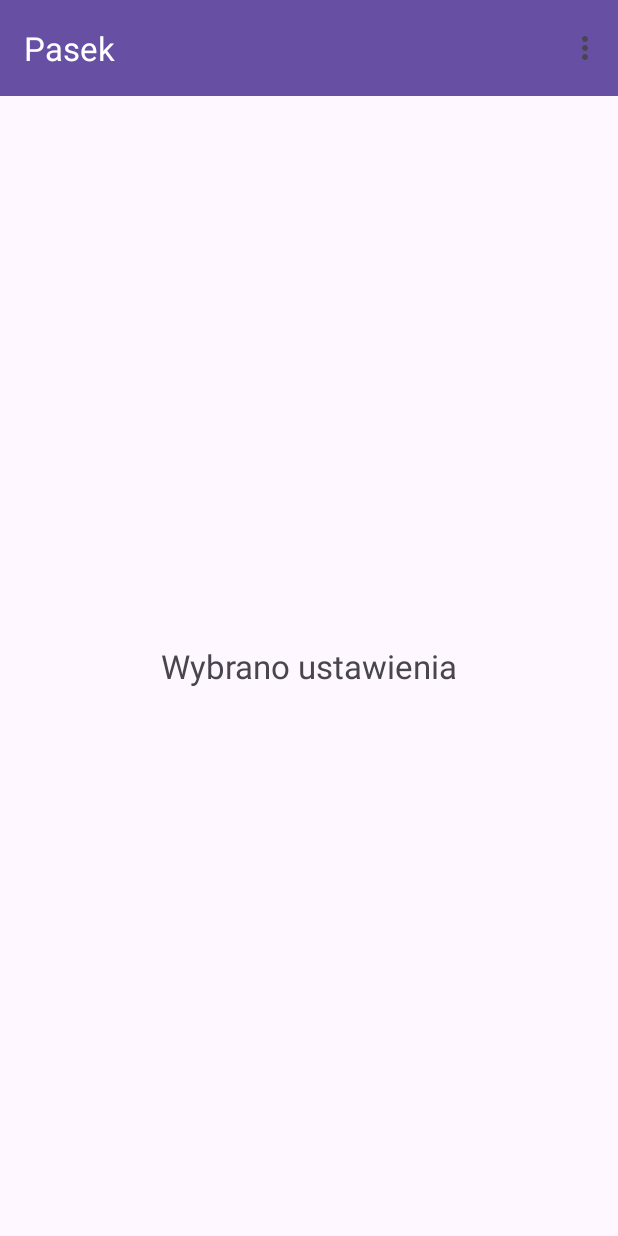
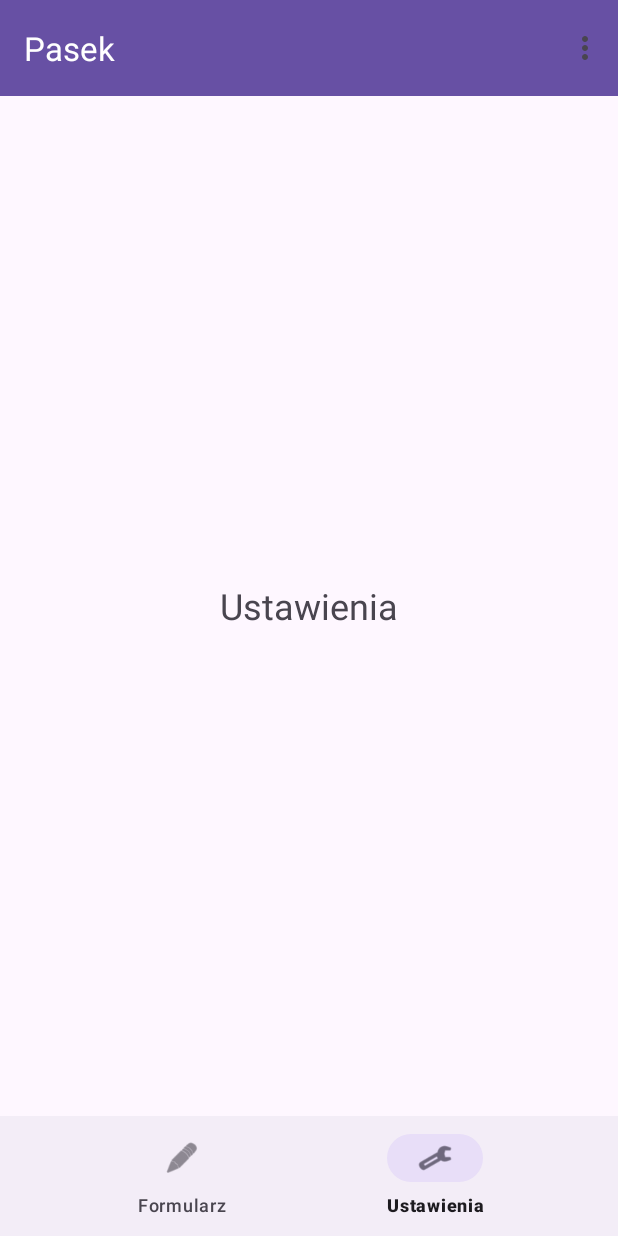
Before and after one commit to mateuszjankowski0502-dot/MenuZad1, an Android app: the screen it shows after launch (MainActivity), in the options menu, after a tap on "Ustawienia", on a phone screen of 412 x 824 dp. Run offline under Robolectric (Android 15) with nearby library versions, the phone set to English and light mode, and no system bars.

Commit message:
feat: nawigacja dolna z dwiema sekcjami

```diff
--- a/app/src/main/java/com/example/pasek/MainActivity.java
+++ b/app/src/main/java/com/example/pasek/MainActivity.java
@@ -5,10 +5,12 @@ import android.content.Intent;
 import android.os.Bundle;
 import android.view.Menu;
 import android.view.MenuItem;
-import android.widget.TextView;
+import android.view.View;
 
 import androidx.appcompat.app.AppCompatActivity;
 import androidx.appcompat.widget.Toolbar;
+
+import com.google.android.material.bottomnavigation.BottomNavigationView;
 
 public class MainActivity extends AppCompatActivity {
 
@@ -23,6 +25,30 @@ public class MainActivity extends AppCompatActivity {
         if (getSupportActionBar() != null) {
             getSupportActionBar().setTitle("Pasek");
         }
+
+        BottomNavigationView bottomNavigation =
+                findViewById(R.id.bottomNavigation);
+
+        View layoutForm = findViewById(R.id.layoutForm);
+        View layoutSettings = findViewById(R.id.layoutSettings);
+
+        bottomNavigation.setOnItemSelectedListener(item -> {
+
+            int id = item.getItemId();
+
+            if (id == R.id.nav_form) {
+                layoutForm.setVisibility(View.VISIBLE);
+                layoutSettings.setVisibility(View.GONE);
+                return true;
+
+            } else if (id == R.id.nav_settings) {
+                layoutForm.setVisibility(View.GONE);
+                layoutSettings.setVisibility(View.VISIBLE);
+                return true;
+            }
+
+            return false;
+        });
     }
 
     @Override
@@ -37,8 +63,9 @@ public class MainActivity extends AppCompatActivity {
         int id = item.getItemId();
 
         if (id == R.id.menu_settings) {
-            TextView txtMain = findViewById(R.id.txtMain);
-            txtMain.setText("Wybrano ustawienia");
+            BottomNavigationView bottomNavigation =
+                    findViewById(R.id.bottomNavigation);
+            bottomNavigation.setSelectedItemId(R.id.nav_settings);
             return true;
 
         } else if (id == R.id.menu_about) {
--- a/app/src/main/res/layout/activity_main.xml
+++ b/app/src/main/res/layout/activity_main.xml
@@ -13,12 +13,56 @@
         app:title="Pasek"
         app:titleTextColor="@android:color/white" />
 
-    <TextView
-        android:id="@+id/txtMain"
+    <FrameLayout
         android:layout_width="match_parent"
-        android:layout_height="match_parent"
-        android:gravity="center"
-        android:text="Witaj w aplikacji Pasek!"
-        android:textSize="22sp" />
+        android:layout_height="0dp"
+        android:layout_weight="1">
+
+        <LinearLayout
+            android:id="@+id/layoutForm"
+            android:layout_width="match_parent"
+            android:layout_height="match_parent"
+            android:gravity="center"
+            android:orientation="vertical">
+
+            <TextView
+                android:layout_width="wrap_content"
+                android:layout_height="wrap_content"
+                android:text="Formularz"
+                android:textSize="24sp" />
+
+            <TextView
+                android:id="@+id/txtMain"
+                android:layout_width="wrap_content"
+                android:layout_height="wrap_content"
+                android:layout_marginTop="12dp"
+                android:text="Witaj w aplikacji Pasek!"
+                android:textSize="18sp" />
+
+        </LinearLayout>
+
+        <LinearLayout
+            android:id="@+id/layoutSettings"
+            android:layout_width="match_parent"
+            android:layout_height="match_parent"
+            android:gravity="center"
+            android:orientation="vertical"
+            android:visibility="gone">
+
+            <TextView
+                android:layout_width="wrap_content"
+                android:layout_height="wrap_content"
+                android:text="Ustawienia"
+                android:textSize="24sp" />
+
+        </LinearLayout>
+
+    </FrameLayout>
+
+    <com.google.android.material.bottomnavigation.BottomNavigationView
+        android:id="@+id/bottomNavigation"
+        android:layout_width="match_parent"
+        android:layout_height="wrap_content"
+        app:menu="@menu/menu_bottom" />
 
 </LinearLayout>
--- /dev/null
+++ b/app/src/main/res/menu/menu_bottom.xml
@@ -0,0 +1,14 @@
+<?xml version="1.0" encoding="utf-8"?>
+<menu xmlns:android="http://schemas.android.com/apk/res/android">
+
+    <item
+        android:id="@+id/nav_form"
+        android:icon="@android:drawable/ic_menu_edit"
+        android:title="Formularz" />
+
+    <item
+        android:id="@+id/nav_settings"
+        android:icon="@android:drawable/ic_menu_preferences"
+        android:title="Ustawienia" />
+
+</menu>
```
